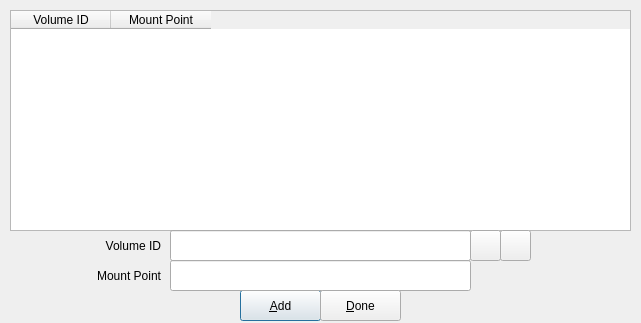
This is zuluCrypt-gui/favorites.ui in mhogomchungu/zuluCrypt as Qt 5 draws it before an edit. The edited form follows.
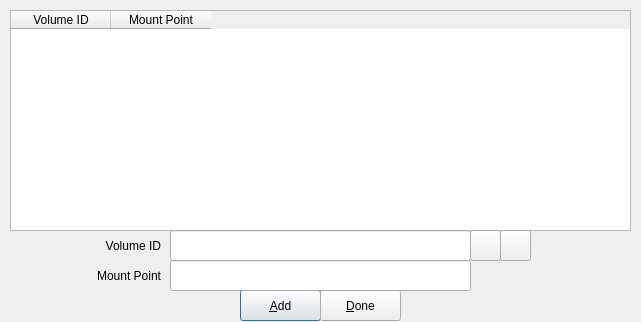
This is the edited form.

Diff of the .ui file:
```diff
--- a/zuluCrypt-gui/favorites.ui
+++ b/zuluCrypt-gui/favorites.ui
@@ -10,7 +10,7 @@
     <x>0</x>
     <y>0</y>
     <width>641</width>
-    <height>323</height>
+    <height>322</height>
    </rect>
   </property>
   <property name="windowTitle">
```
